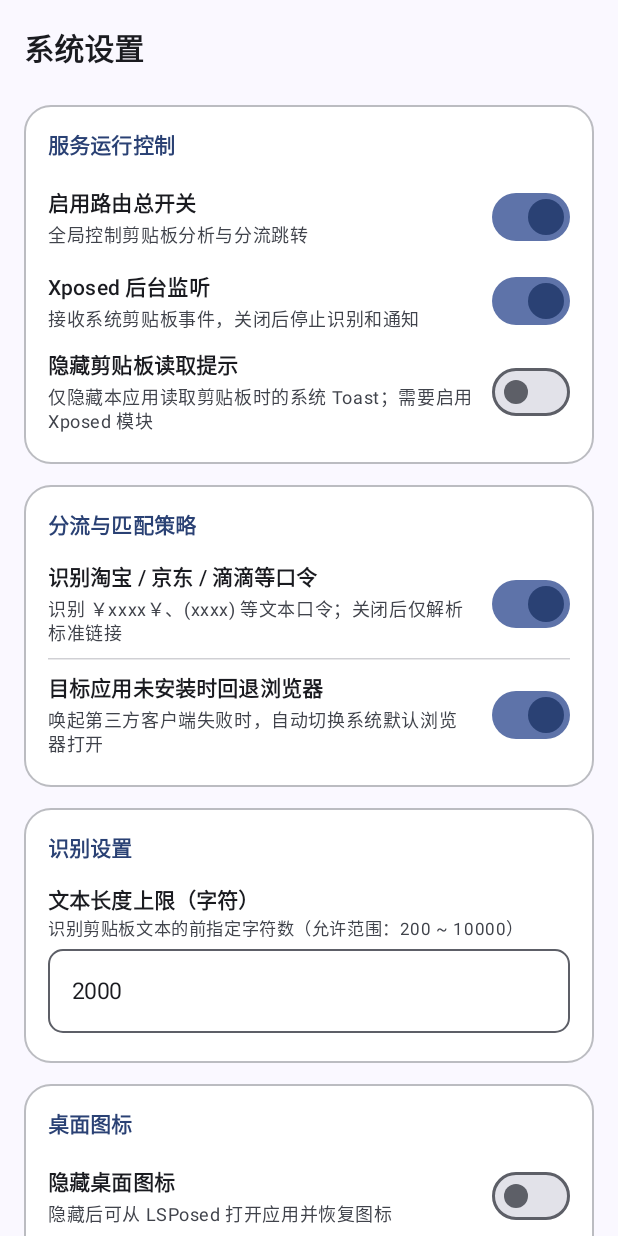
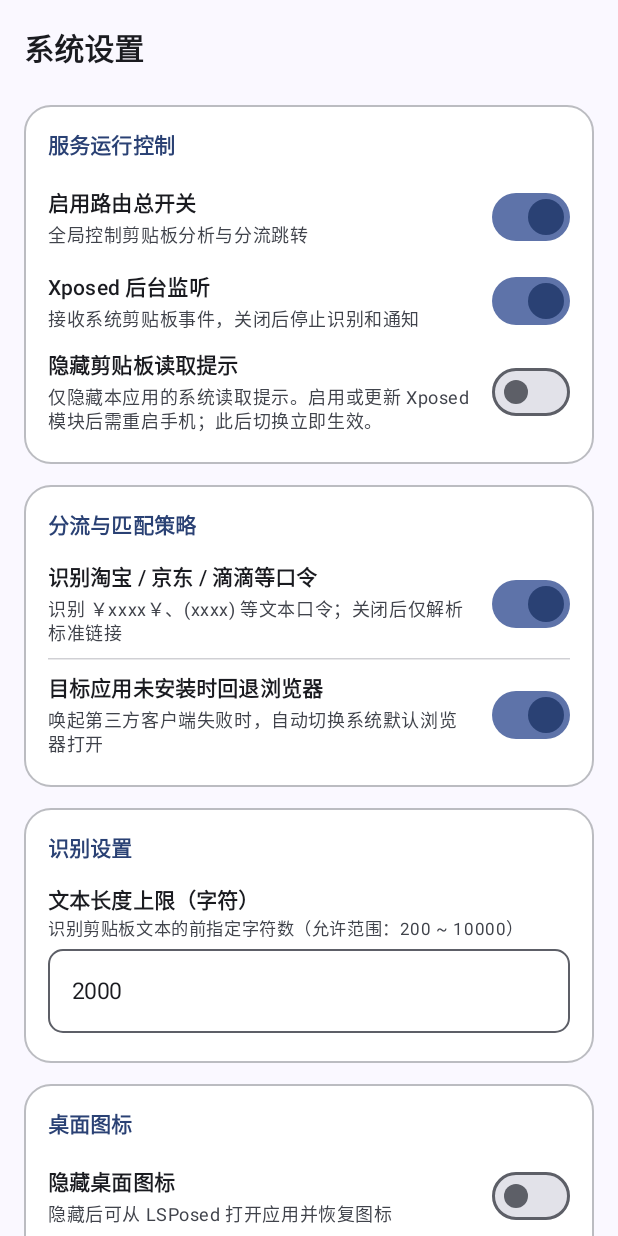
Before and after one commit to voxqon/XposedClipLinkRouter, an Android app built with Jetpack Compose: the screen it shows after launch (MainActivity), on a phone screen of 412 x 824 dp. Run offline under Robolectric (Android 15) with nearby library versions, the phone set to English and light mode, and no system bars; our stand-ins replace Room's generated code.

Commit message:
Clarify clipboard toast hook restart requirements

```diff
--- a/app/src/main/java/com/github/voxqon/xposed/clipLinkrouter/ui/settings/SettingsScreen.kt
+++ b/app/src/main/java/com/github/voxqon/xposed/clipLinkrouter/ui/settings/SettingsScreen.kt
@@ -270,7 +270,7 @@ fun SettingsScreen(
                 )
                 SettingSwitchItem(
                     title = "隐藏剪贴板读取提示",
-                    subtitle = "仅隐藏本应用读取剪贴板时的系统 Toast；需要启用 Xposed 模块",
+                    subtitle = "仅隐藏本应用的系统读取提示。启用或更新 Xposed 模块后需重启手机；此后切换立即生效。",
                     checked = ui.hideClipboardReadToast == true,
                     onCheckedChange = vm::setHideClipboardReadToast,
                     enabled = ui.hideClipboardReadToast != null && !ui.savingClipboardToastPreference,
```
Also changed, not shown: 1 other file.
